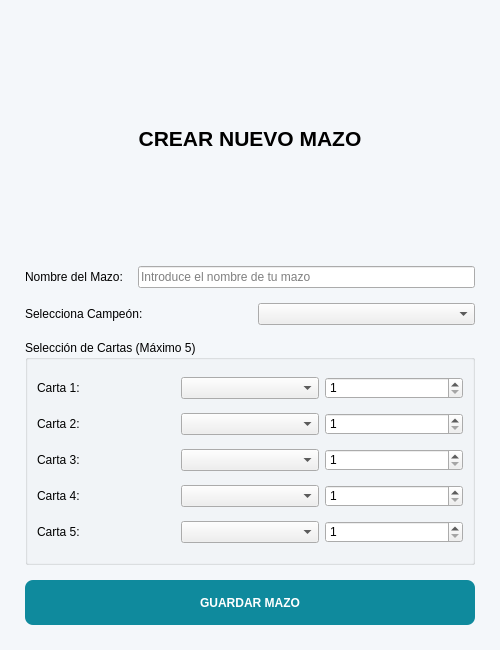
This is src/vista/Ui/crear_mazo.ui in OscarCollantesPenalba/Paladex as Qt 5 draws it before an edit. The edited form follows.
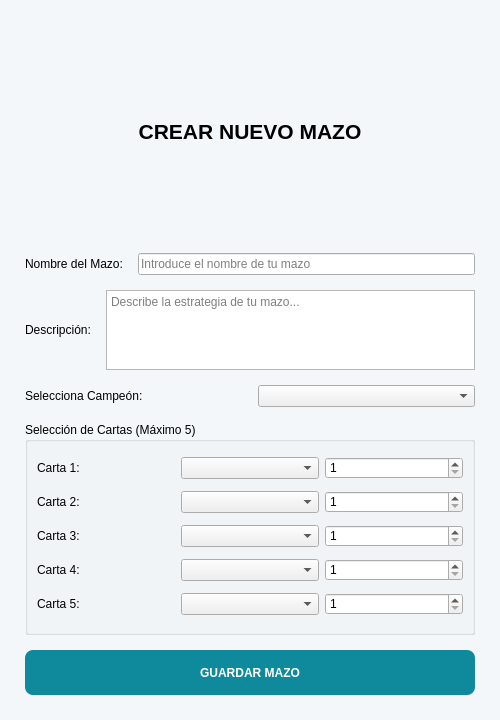
This is the edited form.

```diff
--- a/src/vista/Ui/crear_mazo.ui
+++ b/src/vista/Ui/crear_mazo.ui
@@ -7,7 +7,7 @@
     <x>0</x>
     <y>0</y>
     <width>500</width>
-    <height>650</height>
+    <height>720</height>
    </rect>
   </property>
   <property name="windowTitle">
@@ -69,6 +69,30 @@
       </item>
      </layout>
     </item>
+    <item>
+     <layout class="QHBoxLayout" name="horizontalLayoutDescripcion">
+      <item>
+       <widget class="QLabel" name="lblDescripcion">
+        <property name="text">
+         <string>Descripción:</string>
+        </property>
+       </widget>
+      </item>
+      <item>
+       <widget class="QTextEdit" name="txtDescripcion">
+        <property name="placeholderText">
+         <string>Describe la estrategia de tu mazo...</string>
+        </property>
+        <property name="maximumSize">
+         <size>
+          <width>16777215</width>
+          <height>80</height>
+         </size>
+        </property>
+       </widget>
+      </item>
+     </layout>
+    </item>
     <item>
      <layout class="QHBoxLayout" name="horizontalLayoutCampeon">
       <item>
@@ -96,7 +120,7 @@
         <widget class="QComboBox" name="cbCarta1"/>
        </item>
        <item row="0" column="2">
-        <widget class="QSpinBox" name="spinNivel1"><property name="minimum"><number>1</number></property></widget>
+        <widget class="QSpinBox" name="spinNivel1"><property name="minimum"><number>1</number></property><property name="maximum"><number>5</number></property></widget>
        </item>
        <item row="1" column="0">
         <widget class="QLabel" name="lblC2"><property name="text"><string>Carta 2:</string></property></widget>
@@ -105,7 +129,7 @@
         <widget class="QComboBox" name="cbCarta2"/>
        </item>
        <item row="1" column="2">
-        <widget class="QSpinBox" name="spinNivel2"><property name="minimum"><number>1</number></property></widget>
+        <widget class="QSpinBox" name="spinNivel2"><property name="minimum"><number>1</number></property><property name="maximum"><number>5</number></property></widget>
        </item>
        <item row="2" column="0">
         <widget class="QLabel" name="lblC3"><property name="text"><string>Carta 3:</string></property></widget>
@@ -114,7 +138,7 @@
         <widget class="QComboBox" name="cbCarta3"/>
        </item>
        <item row="2" column="2">
-        <widget class="QSpinBox" name="spinNivel3"><property name="minimum"><number>1</number></property></widget>
+        <widget class="QSpinBox" name="spinNivel3"><property name="minimum"><number>1</number></property><property name="maximum"><number>5</number></property></widget>
        </item>
        <item row="3" column="0">
         <widget class="QLabel" name="lblC4"><property name="text"><string>Carta 4:</string></property></widget>
@@ -123,7 +147,7 @@
         <widget class="QComboBox" name="cbCarta4"/>
        </item>
        <item row="3" column="2">
-        <widget class="QSpinBox" name="spinNivel4"><property name="minimum"><number>1</number></property></widget>
+        <widget class="QSpinBox" name="spinNivel4"><property name="minimum"><number>1</number></property><property name="maximum"><number>5</number></property></widget>
        </item>
        <item row="4" column="0">
         <widget class="QLabel" name="lblC5"><property name="text"><string>Carta 5:</string></property></widget>
@@ -132,7 +156,7 @@
         <widget class="QComboBox" name="cbCarta5"/>
        </item>
        <item row="4" column="2">
-        <widget class="QSpinBox" name="spinNivel5"><property name="minimum"><number>1</number></property></widget>
+        <widget class="QSpinBox" name="spinNivel5"><property name="minimum"><number>1</number></property><property name="maximum"><number>5</number></property></widget>
        </item>
       </layout>
      </widget>
```
